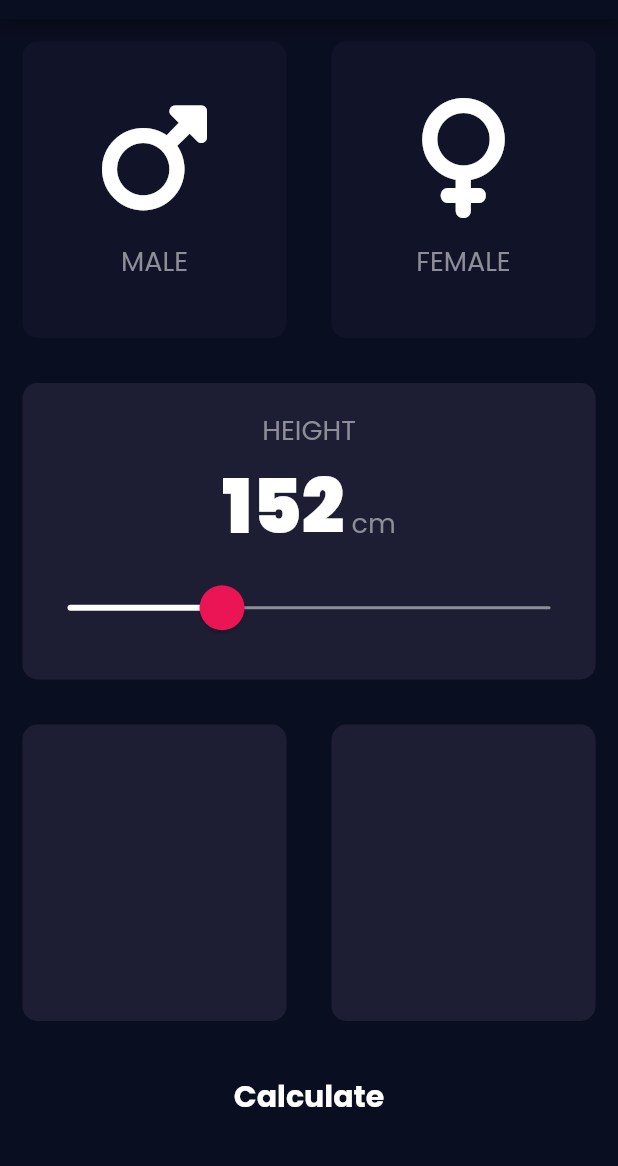
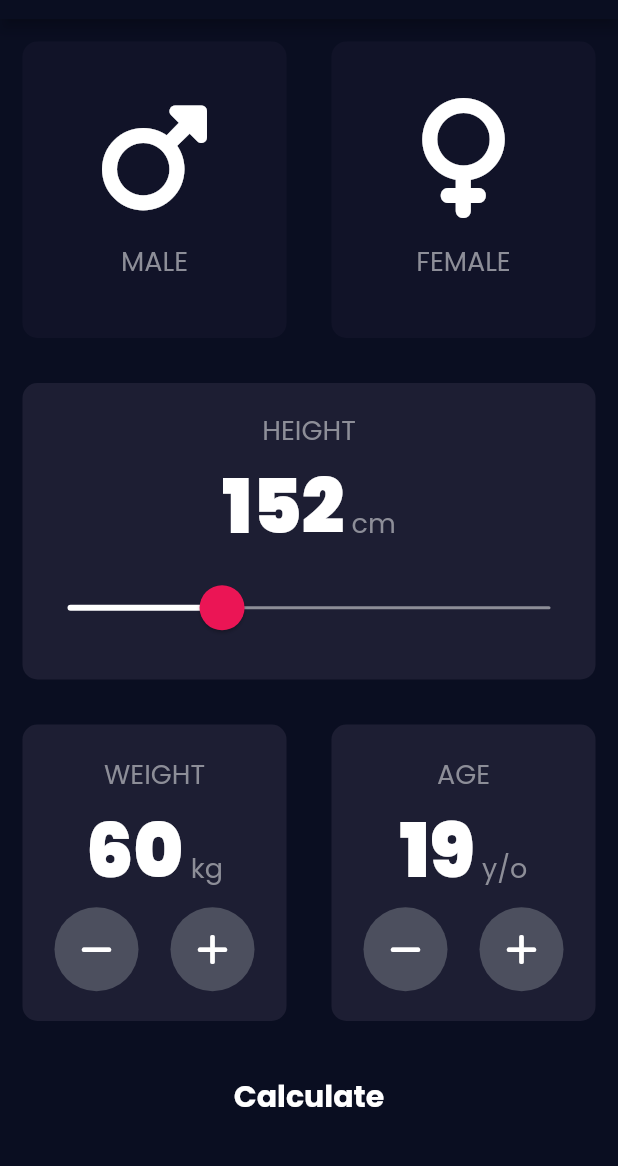
Before and after one commit to pravinkori/BMI-Calculator, a Flutter app: the screen it shows after launch, on a phone screen of 412 x 824 dp, the part 65-1231 px from its top. Run offline on Flutter 3.47's test engine with Material 2 defaults, Android fonts, the phone set to English and light mode, and no system bars; our stand-ins replace font_awesome_flutter, google_fonts; missing offline and left inert: neopop.

Commit message:
Designed weight and age card

```diff
--- a/lib/input_page.dart
+++ b/lib/input_page.dart
@@ -16,6 +16,8 @@ class InputPage extends StatefulWidget {
 class _InputPageState extends State<InputPage> {
   Gender? selectedGender;
   int height = 152;
+  int weight = 60;
+  int age = 19;
 
   @override
   Widget build(BuildContext context) {
@@ -99,8 +101,8 @@ class _InputPageState extends State<InputPage> {
                       activeTrackColor: kActiveTrackColour,
                       inactiveTrackColor: kInactiveTrackColour,
                       thumbColor: kThumbColour,
+                      overlayColor: kThumbOverlayColour,
                       trackHeight: 2.0,
-                      overlayColor: Color(0x29EB1555),
                       thumbShape: RoundSliderThumbShape(
                         enabledThumbRadius: 15.0,
                       ),
@@ -128,12 +130,103 @@ class _InputPageState extends State<InputPage> {
               children: [
                 Expanded(
                   child: ReusableCard(
-                    colour: kActiveCardColour,
-                  ),
+                      colour: kActiveCardColour,
+                      cardChild: Column(
+                        mainAxisAlignment: MainAxisAlignment.center,
+                        children: [
+                          Text(
+                            'WEIGHT',
+                            style: kLabelTextStyle,
+                          ),
+                          Row(
+                            mainAxisAlignment: MainAxisAlignment.center,
+                            crossAxisAlignment: CrossAxisAlignment.baseline,
+                            textBaseline: TextBaseline.alphabetic,
+                            children: [
+                              Text(
+                                weight.toString(),
+                                style: kNumberTextStyle,
+                              ),
+                              SizedBox(width: 5.0),
+                              Text(
+                                'kg',
+                                style: kLabelTextStyle,
+                              )
+                            ],
+                          ),
+                          Row(
+                            mainAxisAlignment: MainAxisAlignment.spaceEvenly,
+                            children: [
+                              RoundIconButton(
+                                icon: FontAwesomeIcons.minus,
+                                onPressed: () {
+                                  setState(() {
+                                    weight--;
+                                  });
+                                },
+                              ),
+                              RoundIconButton(
+                                icon: FontAwesomeIcons.plus,
+                                onPressed: () {
+                                  setState(() {
+                                    weight++;
+                                  });
+                                },
+                              ),
+                            ],
+                          ),
+                        ],
+                      )),
                 ),
                 Expanded(
                   child: ReusableCard(
                     colour: kActiveCardColour,
+                    cardChild: Column(
+                      mainAxisAlignment: MainAxisAlignment.center,
+                      children: [
+                        Text(
+                          'AGE',
+                          style: kLabelTextStyle,
+                        ),
+                        Row(
+                          mainAxisAlignment: MainAxisAlignment.center,
+                          crossAxisAlignment: CrossAxisAlignment.baseline,
+                          textBaseline: TextBaseline.alphabetic,
+                          children: [
+                            Text(
+                              age.toString(),
+                              style: kNumberTextStyle,
+                            ),
+                            SizedBox(width: 5.0),
+                            Text(
+                              'y/o',
+                              style: kLabelTextStyle,
+                            )
+                          ],
+                        ),
+                        Row(
+                          mainAxisAlignment: MainAxisAlignment.spaceEvenly,
+                          children: [
+                            RoundIconButton(
+                              icon: FontAwesomeIcons.minus,
+                              onPressed: () {
+                                setState(() {
+                                  age--;
+                                });
+                              },
+                            ),
+                            RoundIconButton(
+                              icon: FontAwesomeIcons.plus,
+                              onPressed: () {
+                                setState(() {
+                                  age++;
+                                });
+                              },
+                            ),
+                          ],
+                        ),
+                      ],
+                    ),
                   ),
                 ),
               ],
@@ -176,3 +269,26 @@ class _InputPageState extends State<InputPage> {
     );
   }
 }
+
+class RoundIconButton extends StatelessWidget {
+  RoundIconButton({required this.icon, required this.onPressed});
+
+  final IconData icon;
+  final VoidCallback onPressed;
+  // const RoundIconButton({Key? key}) : super(key: key);
+
+  @override
+  Widget build(BuildContext context) {
+    return RawMaterialButton(
+      onPressed: onPressed,
+      constraints: BoxConstraints.tightFor(
+        width: 56.0,
+        height: 56.0,
+      ),
+      shape: CircleBorder(),
+      fillColor: Color(0xFF4C4F5E),
+      elevation: 0.0,
+      child: Icon(icon),
+    );
+  }
+}
```
